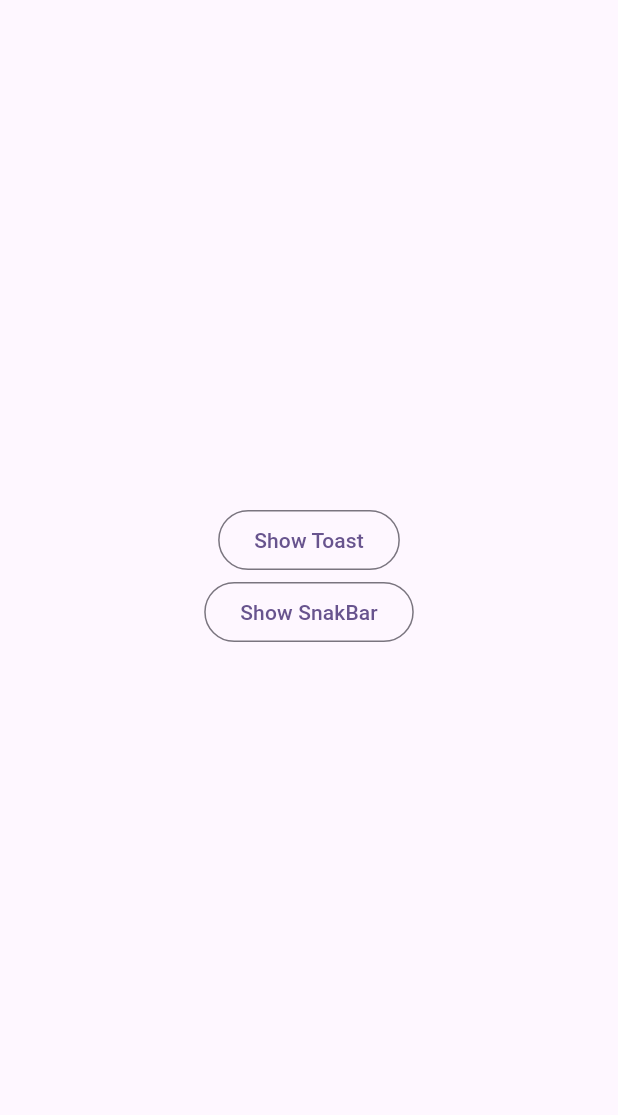
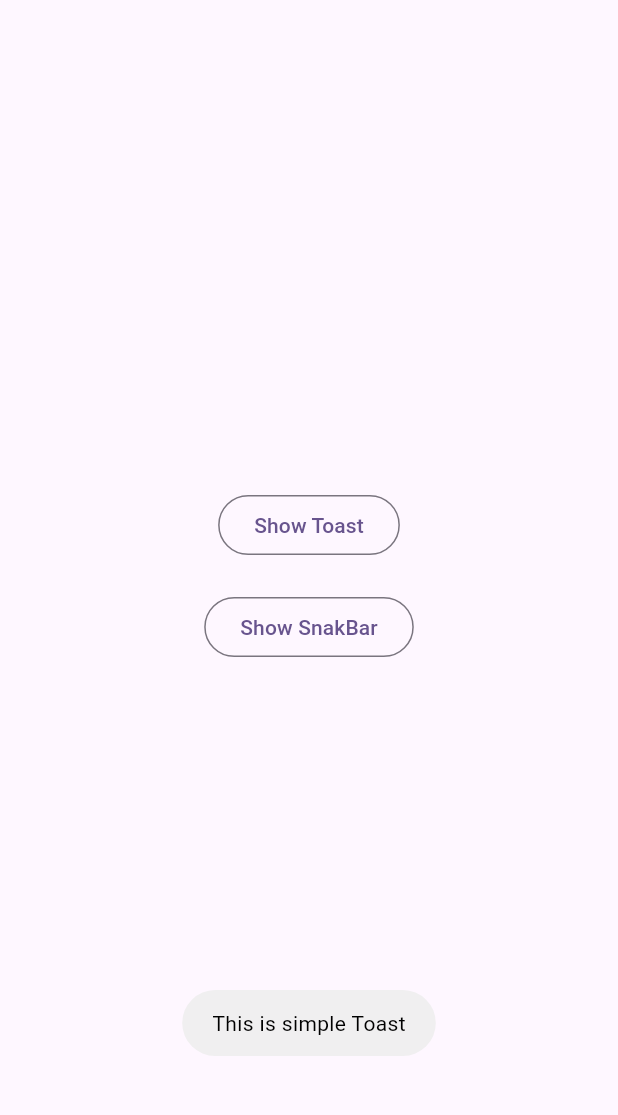
Before and after one commit to EusufUddin8926/toast-snakbar-demo, a Flutter app: the screen it shows after launch, after a tap on "Show Toast", on a phone screen of 412 x 824 dp, the part 84-1199 px from its top. Run offline on Flutter 3.47's test engine with Material 2 defaults, Android fonts, the phone set to English and light mode, and no system bars; our stand-ins replace fluttertoast.

Commit message:
add toast and snackbar

```diff
--- a/lib/main.dart
+++ b/lib/main.dart
@@ -1,4 +1,5 @@
 import 'package:flutter/material.dart';
+import 'package:fluttertoast/fluttertoast.dart';
 
 void main() {
   runApp(const MyApp());
@@ -40,8 +41,33 @@ class _MyHomePageState extends State<MyHomePage> {
         child: Column(
           mainAxisAlignment: MainAxisAlignment.center,
           children: [
-            OutlinedButton(onPressed: () {}, child: Text("Show Toast")),
-            OutlinedButton(onPressed: () {}, child: Text("Show SnakBar")),
+            OutlinedButton(
+                onPressed: () {
+                  Fluttertoast.showToast(
+                      msg: "This is simple Toast",
+                      toastLength: Toast.LENGTH_LONG,
+                      gravity: ToastGravity.BOTTOM,
+                      textColor: Colors.black);
+                },
+                child: const Text("Show Toast")),
+            const SizedBox(
+              height: 20,
+            ),
+            OutlinedButton(
+                onPressed: () {
+                  ScaffoldMessenger.of(context).showSnackBar(SnackBar(
+                    content: Text("Sample Snakbar"),
+                    duration: const Duration(seconds: 60),
+                    action: SnackBarAction(
+                      label: "Ok",
+                      onPressed: () {
+                        ScaffoldMessenger.of(context).hideCurrentSnackBar();
+                      },
+                      textColor: Colors.cyan,
+                    ),
+                  ));
+                },
+                child: const Text("Show SnakBar")),
           ],
         ),
       ),
--- a/pubspec.yaml
+++ b/pubspec.yaml
@@ -32,6 +32,7 @@ dependencies:
     sdk: flutter
 
 
+
   # The following adds the Cupertino Icons font to your application.
   # Use with the CupertinoIcons class for iOS style icons.
   cupertino_icons: ^1.0.2
@@ -39,6 +40,7 @@ dependencies:
 dev_dependencies:
   flutter_test:
     sdk: flutter
+  fluttertoast: ^8.2.2
 
   # The "flutter_lints" package below contains a set of recommended lints to
   # encourage good coding practices. The lint set provided by the package is
```
Also changed, not shown: pubspec.lock.
